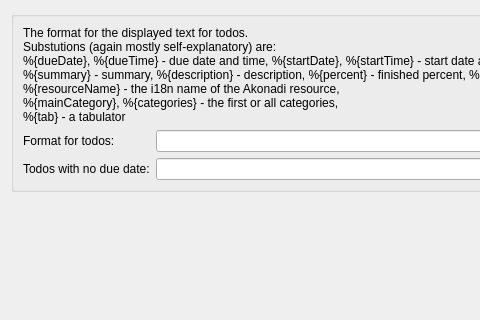
The window that src/applet/todoformatconfig.ui (KDE/plasmoid-eventlist) describes before a commit, drawn with Qt 5; both pictures show x 0 to 480 and y 0 to 320 of the 608 by 508 pixel window.
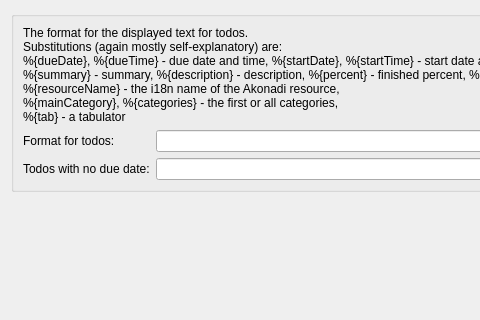
The same window after the commit. Custom widgets are drawn as their Qt base class.

Commit message: fix typo: Substutions->Substitutions

What changed in the file:
```diff
--- a/src/applet/todoformatconfig.ui
+++ b/src/applet/todoformatconfig.ui
@@ -21,7 +21,7 @@
        <widget class="QLabel" name="label_7">
         <property name="text">
          <string>The format for the displayed text for todos.
-Substutions (again mostly self-explanatory) are:
+Substitutions (again mostly self-explanatory) are:
 %{dueDate}, %{dueTime} - due date and time, %{startDate}, %{startTime} - start date and time,
 %{summary} - summary, %{description} - description, %{percent} - finished percent, %{location} - location,
 %{resourceName} - the i18n name of the Akonadi resource,
```
